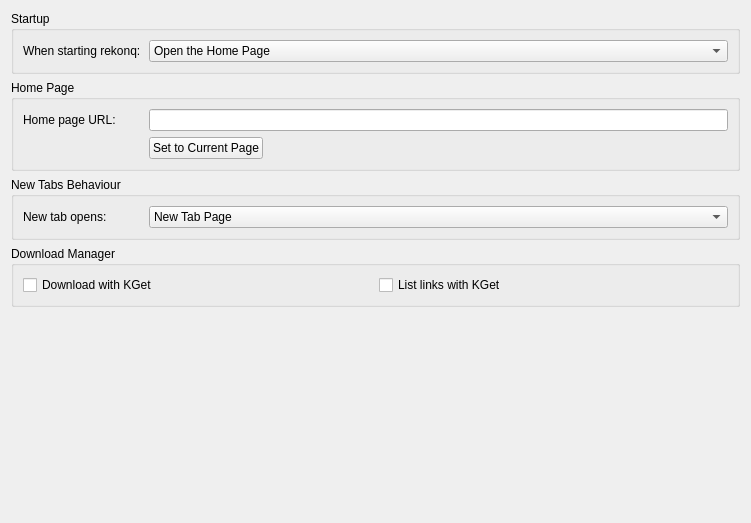
Old version of the form src/settings/settings_general.ui in the repository KDE/rekonq.
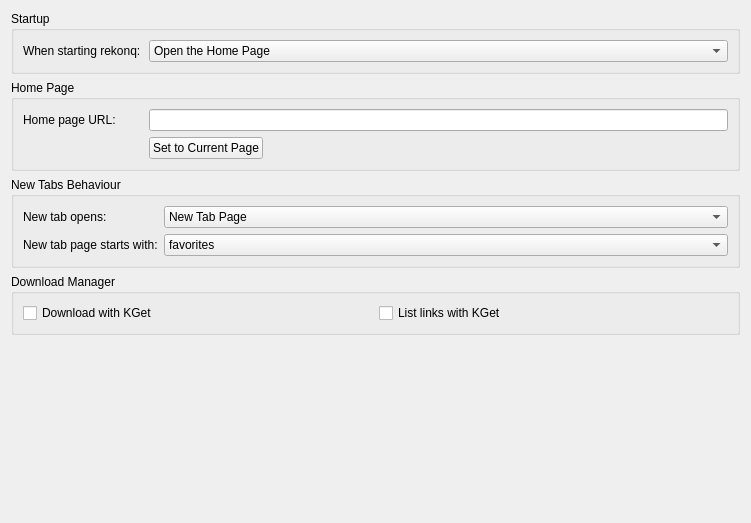
New version of the form. Custom widgets are drawn as their Qt base class.

Commit message: Choose new tab start page :

Patch:
```diff
--- a/src/settings/settings_general.ui
+++ b/src/settings/settings_general.ui
@@ -152,8 +152,8 @@
      <property name="title">
       <string>New Tabs Behaviour</string>
      </property>
-     <layout class="QHBoxLayout" name="horizontalLayout">
-      <item>
+     <layout class="QGridLayout" name="gridLayout_2">
+      <item row="0" column="0">
        <widget class="QLabel" name="label_4">
         <property name="sizePolicy">
          <sizepolicy hsizetype="Fixed" vsizetype="Preferred">
@@ -178,7 +178,7 @@
         </property>
        </widget>
       </item>
-      <item>
+      <item row="0" column="1">
        <widget class="KComboBox" name="kcfg_newTabsBehaviour">
         <property name="enabled">
          <bool>true</bool>
@@ -206,6 +206,64 @@
         </item>
        </widget>
       </item>
+      <item row="1" column="0">
+       <widget class="QLabel" name="label_5">
+        <property name="sizePolicy">
+         <sizepolicy hsizetype="Fixed" vsizetype="Preferred">
+          <horstretch>0</horstretch>
+          <verstretch>0</verstretch>
+         </sizepolicy>
+        </property>
+        <property name="minimumSize">
+         <size>
+          <width>120</width>
+          <height>0</height>
+         </size>
+        </property>
+        <property name="baseSize">
+         <size>
+          <width>120</width>
+          <height>0</height>
+         </size>
+        </property>
+        <property name="text">
+         <string>New tab page starts with:</string>
+        </property>
+       </widget>
+      </item>
+      <item row="1" column="1">
+       <widget class="KComboBox" name="kcfg_newTabStartPage">
+        <property name="enabled">
+         <bool>true</bool>
+        </property>
+        <property name="sizePolicy">
+         <sizepolicy hsizetype="Expanding" vsizetype="Fixed">
+          <horstretch>0</horstretch>
+          <verstretch>0</verstretch>
+         </sizepolicy>
+        </property>
+        <item>
+         <property name="text">
+          <string>favorites</string>
+         </property>
+        </item>
+        <item>
+         <property name="text">
+          <string>closed tabs</string>
+         </property>
+        </item>
+        <item>
+         <property name="text">
+          <string>history</string>
+         </property>
+        </item>
+        <item>
+         <property name="text">
+          <string>bookmarks</string>
+         </property>
+        </item>
+       </widget>
+      </item>
      </layout>
     </widget>
    </item>
@@ -237,9 +295,6 @@
      <property name="orientation">
       <enum>Qt::Vertical</enum>
      </property>
-     <property name="sizeType">
-      <enum>QSizePolicy::Expanding</enum>
-     </property>
      <property name="sizeHint" stdset="0">
       <size>
        <width>20</width>
```
The commit also changes 3 other files.
